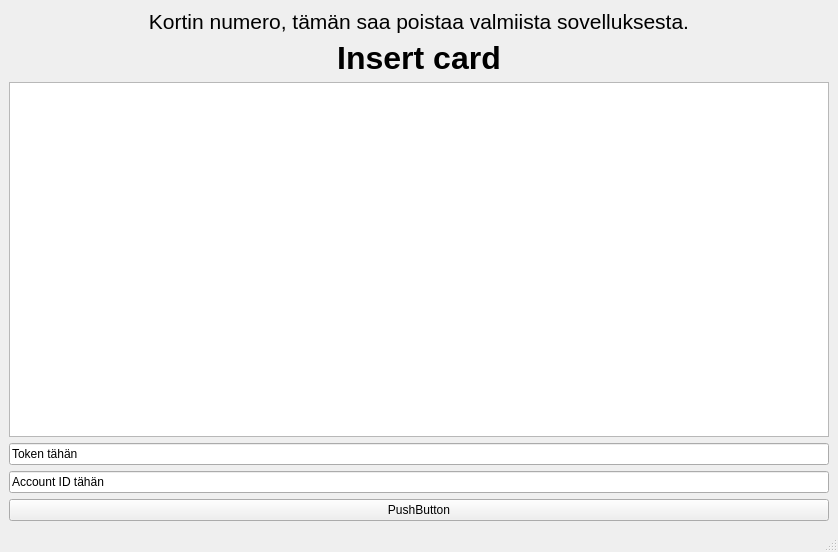
The window that bankautomat/mainwindow.ui (Necromunda/ATM) describes before a commit, drawn with Qt 5.
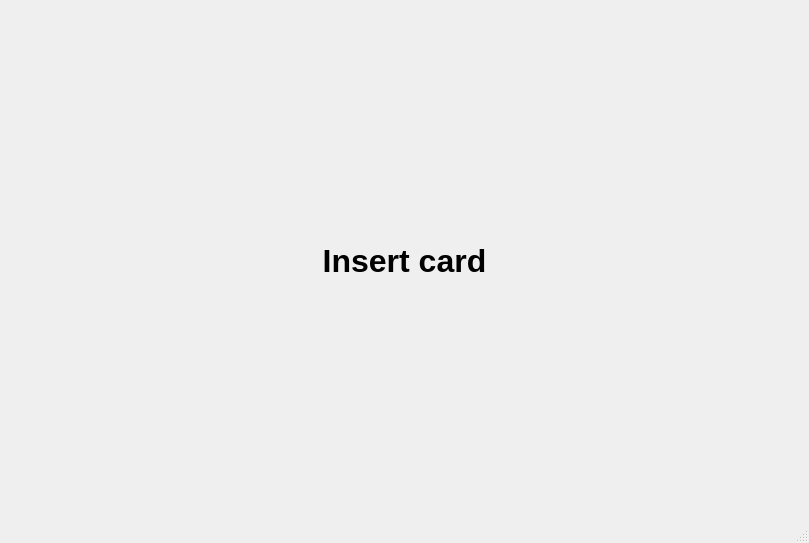
The same window after the commit.

```diff
--- a/bankautomat/mainwindow.ui
+++ b/bankautomat/mainwindow.ui
@@ -6,8 +6,8 @@
    <rect>
     <x>0</x>
     <y>0</y>
-    <width>838</width>
-    <height>552</height>
+    <width>809</width>
+    <height>543</height>
    </rect>
   </property>
   <property name="windowTitle">
@@ -17,26 +17,12 @@
    <layout class="QVBoxLayout" name="verticalLayout_2">
     <item>
      <layout class="QVBoxLayout" name="verticalLayout">
-      <item>
-       <widget class="QLabel" name="label_2">
-        <property name="font">
-         <font>
-          <pointsize>16</pointsize>
-         </font>
-        </property>
-        <property name="text">
-         <string>Kortin numero, tämän saa poistaa valmiista sovelluksesta.</string>
-        </property>
-        <property name="alignment">
-         <set>Qt::AlignCenter</set>
-        </property>
-       </widget>
-      </item>
       <item>
        <widget class="QLabel" name="label">
         <property name="font">
          <font>
           <pointsize>24</pointsize>
+          <weight>75</weight>
           <bold>true</bold>
          </font>
         </property>
@@ -48,32 +34,8 @@
         </property>
        </widget>
       </item>
-      <item>
-       <widget class="QTextEdit" name="transfersEdit"/>
-      </item>
      </layout>
     </item>
-    <item>
-     <widget class="QLineEdit" name="tokenEdit">
-      <property name="text">
-       <string>Token tähän</string>
-      </property>
-     </widget>
-    </item>
-    <item>
-     <widget class="QLineEdit" name="transferID">
-      <property name="text">
-       <string>Account ID tähän</string>
-      </property>
-     </widget>
-    </item>
-    <item>
-     <widget class="QPushButton" name="transfersButton">
-      <property name="text">
-       <string>PushButton</string>
-      </property>
-     </widget>
-    </item>
    </layout>
   </widget>
   <widget class="QMenuBar" name="menubar">
```
Left out of the diff: 4 changed lines with no effect on the pictures.
